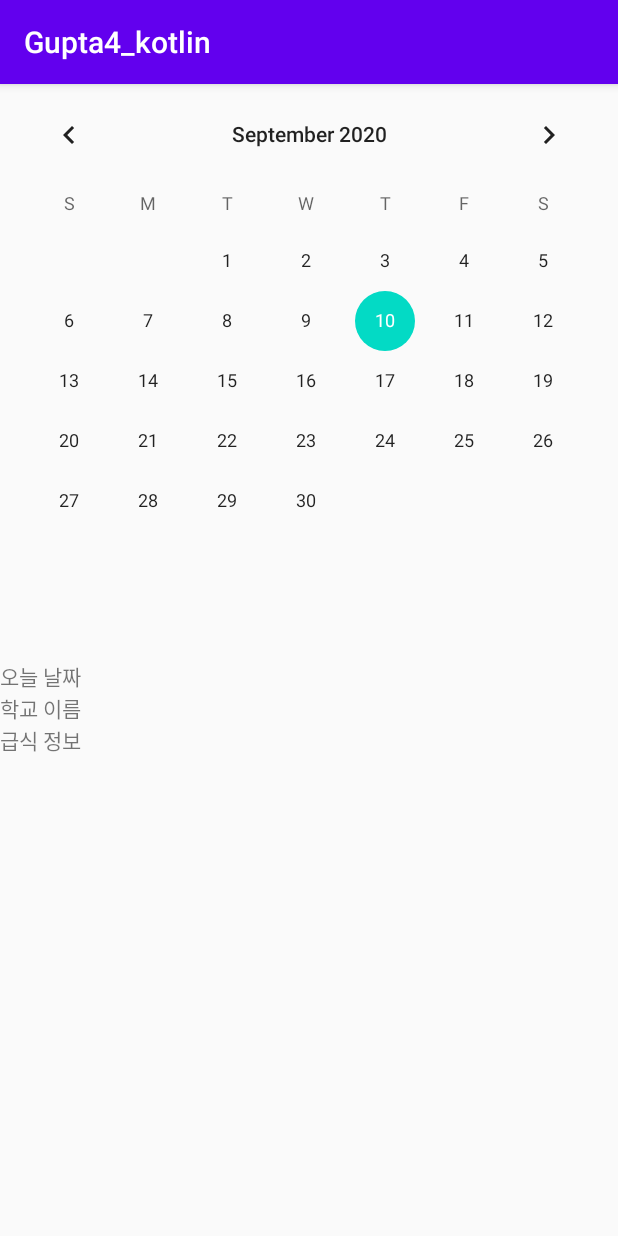
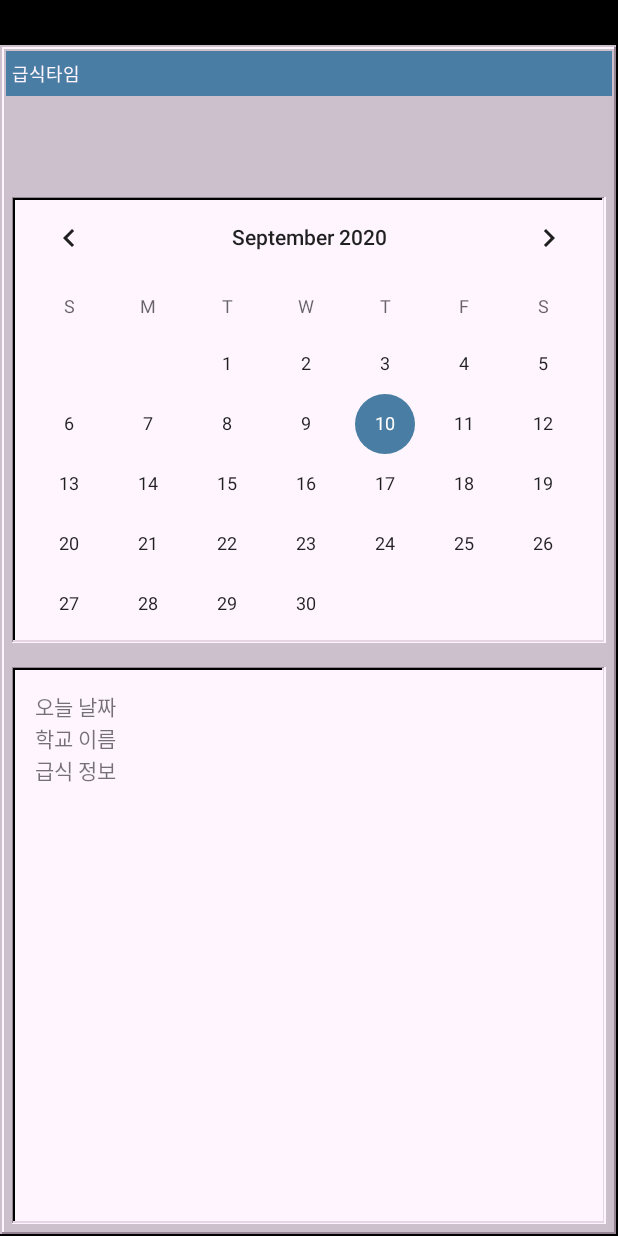
Before and after one commit to Samuel3Shin/android_master, an Android app: the screen it shows after launch (MainActivity), on a phone screen of 412 x 824 dp. Run offline under Robolectric (Android 15) with nearby library versions, the phone set to English and light mode, and no system bars.

Commit message:
Gupta4_kotlin meal info UI template

```diff
--- a/Gupta4_kotlin/app/src/main/AndroidManifest.xml
+++ b/Gupta4_kotlin/app/src/main/AndroidManifest.xml
@@ -9,7 +9,7 @@
         android:usesCleartextTraffic="true"
         android:allowBackup="true"
         android:icon="@mipmap/ic_launcher"
-        android:label="@string/app_name"
+        android:label=""
         android:roundIcon="@mipmap/ic_launcher_round"
         android:supportsRtl="true"
         android:theme="@style/AppTheme">
--- a/Gupta4_kotlin/app/src/main/java/com/example/gupta4_kotlin/MainActivity.kt
+++ b/Gupta4_kotlin/app/src/main/java/com/example/gupta4_kotlin/MainActivity.kt
@@ -2,6 +2,7 @@ package com.example.gupta4_kotlin
 
 import android.os.Bundle
 import android.util.Log
+import android.view.WindowManager
 import androidx.appcompat.app.AppCompatActivity
 import kotlinx.android.synthetic.main.activity_main.*
 import okhttp3.*
@@ -24,6 +25,7 @@ class MainActivity : AppCompatActivity() {
     override fun onCreate(savedInstanceState: Bundle?) {
         super.onCreate(savedInstanceState)
         setContentView(R.layout.activity_main)
+
 
         calendarView.setOnDateChangeListener { calendarView, i, i1, i2 ->
 
--- /dev/null
+++ b/Gupta4_kotlin/app/src/main/res/drawable/rectangle_meal_info.xml
@@ -0,0 +1,9 @@
+<?xml version="1.0" encoding="utf-8"?>
+<shape xmlns:android="http://schemas.android.com/apk/res/android">
+    <stroke android:width="1dp" android:color="#FEF5FF" />
+    <padding android:left="14dp"
+        android:top="8dp"
+        android:right="14dp"
+        android:bottom="8dp" />
+    <solid android:color="#FEF5FF" />
+</shape>
--- a/Gupta4_kotlin/app/src/main/res/layout/activity_main.xml
+++ b/Gupta4_kotlin/app/src/main/res/layout/activity_main.xml
@@ -1,35 +1,81 @@
 <?xml version="1.0" encoding="utf-8"?>
-<LinearLayout xmlns:android="http://schemas.android.com/apk/res/android"
+<androidx.constraintlayout.widget.ConstraintLayout xmlns:android="http://schemas.android.com/apk/res/android"
     xmlns:app="http://schemas.android.com/apk/res-auto"
     xmlns:tools="http://schemas.android.com/tools"
     android:layout_width="match_parent"
     android:layout_height="match_parent"
-    android:orientation="vertical"
-    tools:context=".MainActivity" >
+    android:background="#CBC0CB"
+    tools:context=".MainActivity">
 
-    <LinearLayout
-        android:layout_width="match_parent"
-        android:layout_height="match_parent"
-        android:layout_weight="1">
+    <!--    android:background="@drawable/bg_template"-->
+    <!--    android:alpha="0.4"-->
+
+    <include
+        android:id="@+id/default_lines"
+        layout="@layout/default_lines"
+        android:layout_width="0dp"
+        android:layout_height="0dp"
+        app:layout_constraintTop_toTopOf="parent"
+        app:layout_constraintBottom_toBottomOf="parent"
+        app:layout_constraintStart_toStartOf="parent"
+        app:layout_constraintEnd_toEndOf="parent" />
+
+    <androidx.constraintlayout.widget.Guideline
+        android:id="@+id/guideline1"
+        android:layout_width="wrap_content"
+        android:layout_height="wrap_content"
+        android:orientation="horizontal"
+        app:layout_constraintGuide_percent="0.15" />
+
+
+    <include
+        android:id="@+id/calendar_box"
+        layout="@layout/content_rectangle"
+        android:layout_width="0dp"
+        android:layout_height="0dp"
+        android:layout_margin="8dp"
+        app:layout_constraintTop_toTopOf="@+id/guideline1"
+        app:layout_constraintBottom_toBottomOf="@+id/guideline2"
+        app:layout_constraintStart_toStartOf="parent"
+        app:layout_constraintEnd_toEndOf="parent" />
+
+    <include
+        android:id="@+id/meal_info_box"
+        layout="@layout/content_rectangle"
+        android:layout_width="0dp"
+        android:layout_height="0dp"
+        android:layout_margin="8dp"
+        app:layout_constraintTop_toTopOf="@+id/guideline2"
+        app:layout_constraintBottom_toBottomOf="parent"
+        app:layout_constraintStart_toStartOf="parent"
+        app:layout_constraintEnd_toEndOf="parent" />
 
     <CalendarView
         android:id="@+id/calendarView"
-            android:layout_width="match_parent"
-            android:layout_height="match_parent"
-            android:layout_weight="1" />
+        android:layout_width="0dp"
+        android:layout_height="0dp"
+        android:layout_marginTop="1dp"
+        app:layout_constraintTop_toTopOf="@+id/guideline1"
+        app:layout_constraintEnd_toEndOf="parent"
+        app:layout_constraintStart_toStartOf="parent"
+        app:layout_constraintBottom_toTopOf="@+id/guideline2" />
 
-    </LinearLayout>
-
-    <LinearLayout
-        android:layout_width="match_parent"
-        android:layout_height="match_parent"
-        android:layout_weight="1"
-        android:orientation="vertical">
+    <androidx.constraintlayout.widget.Guideline
+        android:id="@+id/guideline2"
+        android:layout_width="wrap_content"
+        android:layout_height="wrap_content"
+        android:orientation="horizontal"
+        app:layout_constraintGuide_percent="0.53" />
 
     <ScrollView
-            android:layout_width="match_parent"
-            android:layout_height="307dp"
-            android:layout_weight="1">
+        android:id="@+id/scrollView2"
+        android:layout_width="0dp"
+        android:layout_height="0dp"
+        android:layout_margin="15dp"
+        app:layout_constraintTop_toTopOf="@+id/meal_info_box"
+        app:layout_constraintBottom_toBottomOf="@+id/meal_info_box"
+        app:layout_constraintEnd_toEndOf="@+id/meal_info_box"
+        app:layout_constraintStart_toStartOf="@+id/meal_info_box" >
 
         <LinearLayout
             android:layout_width="match_parent"
@@ -59,6 +105,5 @@
 
     </ScrollView>
 
-    </LinearLayout>
 
-</LinearLayout>
+</androidx.constraintlayout.widget.ConstraintLayout>
--- /dev/null
+++ b/Gupta4_kotlin/app/src/main/res/layout/content_rectangle.xml
@@ -0,0 +1,94 @@
+<?xml version="1.0" encoding="utf-8"?>
+<androidx.constraintlayout.widget.ConstraintLayout
+    xmlns:android="http://schemas.android.com/apk/res/android"
+    xmlns:app="http://schemas.android.com/apk/res-auto"
+    android:layout_width="match_parent"
+    android:layout_height="match_parent">
+
+
+    <View
+        android:id="@+id/grey_line_at_the_left_of_rectangle"
+        android:layout_width="1dp"
+        android:layout_height="0dp"
+        android:background="#958492"
+        app:layout_constraintBottom_toBottomOf="@+id/pink_line_at_the_bottom_of_rectangle"
+        app:layout_constraintEnd_toStartOf="@+id/black_line_at_the_left_of_rectangle"
+        app:layout_constraintTop_toTopOf="@+id/grey_line_at_the_top_of_rectangle" />
+
+    <View
+        android:id="@+id/black_line_at_the_left_of_rectangle"
+        android:layout_width="1dp"
+        android:layout_height="0dp"
+        android:background="#000000"
+        app:layout_constraintBottom_toBottomOf="@+id/myRectangleView"
+        app:layout_constraintEnd_toStartOf="@+id/myRectangleView"
+        app:layout_constraintTop_toTopOf="@+id/myRectangleView" />
+
+    <View
+        android:id="@+id/grey_line_at_the_top_of_rectangle"
+        android:layout_width="0dp"
+        android:layout_height="1dp"
+        android:background="#958492"
+        app:layout_constraintBottom_toTopOf="@+id/black_line_at_the_top_of_rectangle"
+        app:layout_constraintEnd_toEndOf="@+id/pink_line_at_the_right_of_rectangle"
+        app:layout_constraintStart_toStartOf="@+id/black_line_at_the_left_of_rectangle" />
+
+    <View
+        android:id="@+id/black_line_at_the_top_of_rectangle"
+        android:layout_width="0dp"
+        android:layout_height="1dp"
+        android:background="#000000"
+        app:layout_constraintBottom_toTopOf="@+id/myRectangleView"
+        app:layout_constraintEnd_toEndOf="@+id/myRectangleView"
+        app:layout_constraintStart_toStartOf="@+id/black_line_at_the_left_of_rectangle" />
+
+    <View
+        android:id="@+id/pink_line_at_the_bottom_of_rectangle"
+        android:layout_width="0dp"
+        android:layout_height="1dp"
+        android:background="#E4D4E4"
+        app:layout_constraintTop_toBottomOf="@+id/myRectangleView"
+        app:layout_constraintEnd_toEndOf="@+id/myRectangleView"
+        app:layout_constraintStart_toStartOf="@+id/black_line_at_the_left_of_rectangle" />
+
+    <View
+        android:id="@+id/white_line_at_the_bottom_of_rectangle"
+        android:layout_width="0dp"
+        android:layout_height="1dp"
+        android:background="#FEF5FF"
+        app:layout_constraintTop_toBottomOf="@+id/grey_line_at_the_left_of_rectangle"
+        app:layout_constraintEnd_toEndOf="@+id/white_line_at_the_right_of_rectangle"
+        app:layout_constraintStart_toStartOf="@+id/grey_line_at_the_left_of_rectangle" />
+
+    <View
+        android:id="@+id/pink_line_at_the_right_of_rectangle"
+        android:layout_width="1dp"
+        android:layout_height="0dp"
+        android:background="#E4D4E4"
+        app:layout_constraintTop_toTopOf="@+id/black_line_at_the_top_of_rectangle"
+        app:layout_constraintEnd_toEndOf="@+id/myRectangleView"
+        app:layout_constraintStart_toEndOf="@+id/myRectangleView"
+        app:layout_constraintBottom_toBottomOf="@+id/pink_line_at_the_bottom_of_rectangle"/>
+
+    <View
+        android:id="@+id/white_line_at_the_right_of_rectangle"
+        android:layout_width="1dp"
+        android:layout_height="0dp"
+        android:background="#FEF5FF"
+        app:layout_constraintTop_toTopOf="@+id/grey_line_at_the_top_of_rectangle"
+        app:layout_constraintStart_toEndOf="@+id/grey_line_at_the_top_of_rectangle"
+        app:layout_constraintBottom_toBottomOf="@+id/pink_line_at_the_bottom_of_rectangle"/>
+
+
+    <View
+        android:id="@+id/myRectangleView"
+        android:layout_width="0dp"
+        android:layout_height="0dp"
+        android:layout_margin = "2dp"
+        android:background="@drawable/rectangle_meal_info"
+        app:layout_constraintBottom_toBottomOf="parent"
+        app:layout_constraintEnd_toEndOf="parent"
+        app:layout_constraintStart_toStartOf="parent"
+        app:layout_constraintTop_toTopOf="parent" />
+
+</androidx.constraintlayout.widget.ConstraintLayout>
--- /dev/null
+++ b/Gupta4_kotlin/app/src/main/res/layout/default_lines.xml
@@ -0,0 +1,116 @@
+<?xml version="1.0" encoding="utf-8"?>
+<androidx.constraintlayout.widget.ConstraintLayout
+    xmlns:android="http://schemas.android.com/apk/res/android"
+    xmlns:app="http://schemas.android.com/apk/res-auto"
+    android:layout_width="match_parent"
+    android:layout_height="match_parent">
+
+
+
+    <View
+        android:id="@+id/rectangle_at_the_top"
+        android:layout_width="0dp"
+        android:layout_height="30dp"
+        android:layout_alignParentTop="true"
+        android:background="#000000"
+        android:visibility="visible"
+        app:layout_constraintEnd_toEndOf="parent"
+        app:layout_constraintStart_toStartOf="parent"
+        app:layout_constraintTop_toTopOf="parent" />
+
+    <View
+        android:id="@+id/rectangle_lightblue"
+        android:layout_width="0dp"
+        android:layout_height="30dp"
+        android:layout_alignParentTop="true"
+        android:layout_marginStart="4dp"
+        android:layout_marginTop="4dp"
+        android:layout_marginEnd="4dp"
+        android:background="#497DA3"
+        android:visibility="visible"
+        app:layout_constraintEnd_toEndOf="parent"
+        app:layout_constraintStart_toStartOf="parent"
+        app:layout_constraintTop_toBottomOf="@+id/rectangle_at_the_top" />
+
+    <View
+        android:id="@+id/white_line_at_the_top"
+        android:layout_width="0dp"
+        android:layout_height="1dp"
+        android:layout_marginStart="1dp"
+        android:layout_marginTop="1dp"
+        android:layout_marginEnd="1dp"
+        android:background="#FEF5FF"
+        app:layout_constraintEnd_toEndOf="parent"
+        app:layout_constraintHorizontal_bias="0.0"
+        app:layout_constraintStart_toStartOf="parent"
+        app:layout_constraintTop_toBottomOf="@+id/rectangle_at_the_top" />
+
+    <View
+        android:id="@+id/black_line_at_the_bottom"
+        android:layout_width="0dp"
+        android:layout_height="1dp"
+        android:background="#000000"
+        app:layout_constraintBottom_toBottomOf="parent"
+        app:layout_constraintEnd_toEndOf="parent"
+        app:layout_constraintStart_toStartOf="parent" />
+
+    <View
+        android:id="@+id/grey_line_at_the_bottom"
+        android:layout_width="0dp"
+        android:layout_height="1dp"
+        android:layout_marginStart="1dp"
+        android:layout_marginEnd="1dp"
+        android:layout_marginBottom="1dp"
+        android:background="#958492"
+        app:layout_constraintBottom_toBottomOf="parent"
+        app:layout_constraintEnd_toEndOf="parent"
+        app:layout_constraintStart_toStartOf="parent" />
+
+    <View
+        android:id="@+id/white_line_at_the_left"
+        android:layout_width="1dp"
+        android:layout_height="0dp"
+        android:layout_marginStart="1dp"
+        android:background="#FEF5FF"
+        app:layout_constraintBottom_toTopOf="@+id/grey_line_at_the_bottom"
+        app:layout_constraintStart_toStartOf="parent"
+        app:layout_constraintTop_toBottomOf="@+id/white_line_at_the_top" />
+
+    <View
+        android:id="@+id/grey_line_at_the_right"
+        android:layout_width="1dp"
+        android:layout_height="0dp"
+        android:layout_marginEnd="1dp"
+        android:background="#958492"
+        app:layout_constraintBottom_toBottomOf="@+id/grey_line_at_the_bottom"
+        app:layout_constraintEnd_toEndOf="parent"
+        app:layout_constraintTop_toTopOf="@+id/white_line_at_the_top" />
+
+    <View
+        android:id="@+id/black_line_at_the_right"
+        android:layout_width="1dp"
+        android:layout_height="0dp"
+        android:background="#000000"
+        app:layout_constraintBottom_toBottomOf="parent"
+        app:layout_constraintEnd_toEndOf="parent"
+        app:layout_constraintTop_toBottomOf="@+id/rectangle_at_the_top" />
+
+
+    <TextView
+        android:id="@+id/titleTextView"
+        android:layout_width="wrap_content"
+        android:layout_height="wrap_content"
+        android:layout_marginStart="4dp"
+        android:layout_marginTop="6dp"
+        android:layout_marginBottom="6dp"
+        android:text="급식타임"
+        android:textColor="#FEF5FF"
+        android:textSize="12sp"
+        app:layout_constraintBottom_toBottomOf="@+id/rectangle_lightblue"
+        app:layout_constraintStart_toStartOf="@+id/rectangle_lightblue"
+        app:layout_constraintTop_toTopOf="@+id/rectangle_lightblue" />
+
+
+
+
+</androidx.constraintlayout.widget.ConstraintLayout>
--- a/Gupta4_kotlin/app/src/main/res/values/colors.xml
+++ b/Gupta4_kotlin/app/src/main/res/values/colors.xml
@@ -1,6 +1,7 @@
 <?xml version="1.0" encoding="utf-8"?>
 <resources>
-    <color name="colorPrimary">#6200EE</color>
+    <color name="colorPrimary">#CBC0CB</color>
     <color name="colorPrimaryDark">#3700B3</color>
-    <color name="colorAccent">#03DAC5</color>
+    <color name="colorAccent">#497DA3</color>
+    <color name="colorBackground">#CBC0CB</color>
 </resources>
--- a/Gupta4_kotlin/app/src/main/res/values/styles.xml
+++ b/Gupta4_kotlin/app/src/main/res/values/styles.xml
@@ -1,6 +1,6 @@
 <resources>
     <!-- Base application theme. -->
-    <style name="AppTheme" parent="Theme.AppCompat.Light.DarkActionBar">
+    <style name="AppTheme" parent="Theme.AppCompat.Light.NoActionBar">
         <!-- Customize your theme here. -->
         <item name="colorPrimary">@color/colorPrimary</item>
         <item name="colorPrimaryDark">@color/colorPrimaryDark</item>
```
Also changed, not shown: Gupta4_kotlin/app/src/main/res/drawable/bg_template.png (added). Lines whose indentation alone changed are shown as unchanged.
